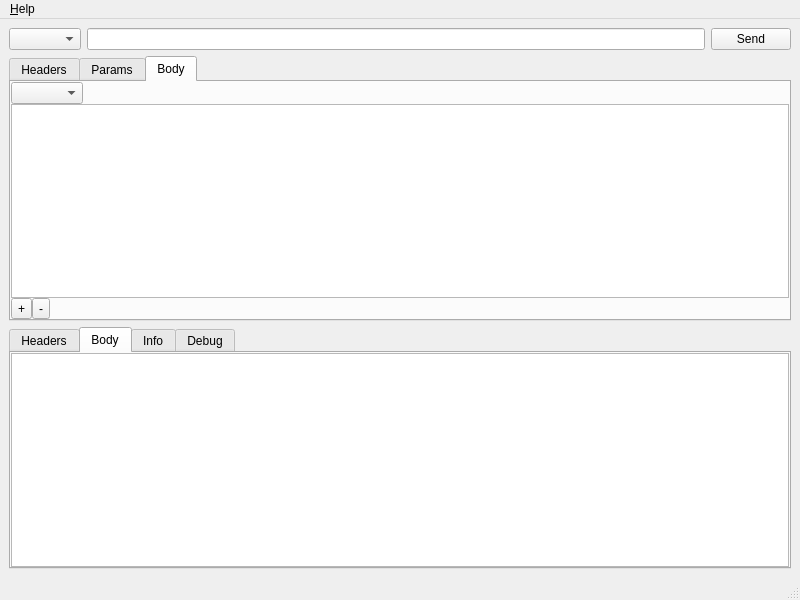
Before: the Qt Designer form src/main_window.ui in jesusha123/comet, drawn with Qt 5.
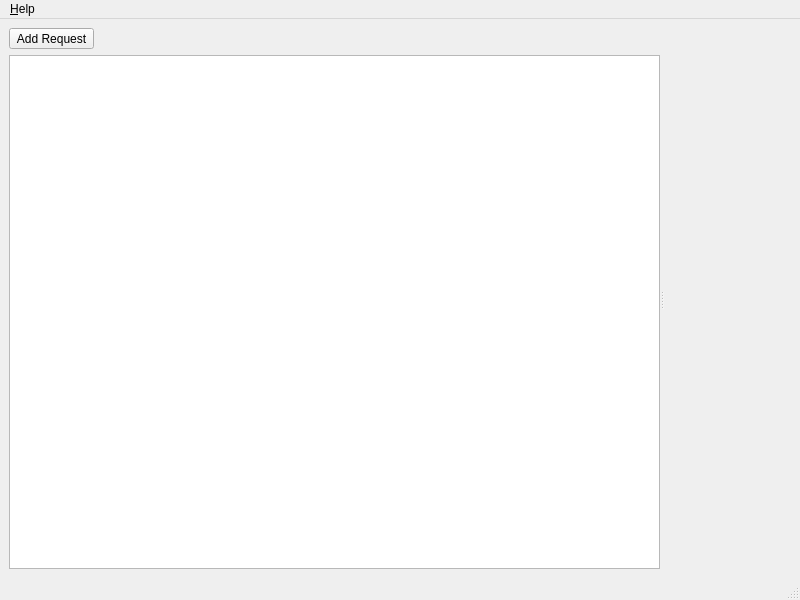
After: the same form once the commit is applied. The open tabs and pages were chosen to show the change. Custom widgets are drawn as their Qt base class.

```diff
--- a/src/main_window.ui
+++ b/src/main_window.ui
@@ -14,320 +14,47 @@
    <string>Comet</string>
   </property>
   <widget class="QWidget" name="centralwidget">
-   <layout class="QVBoxLayout" name="verticalLayout">
+   <layout class="QHBoxLayout" name="horizontalLayout">
     <item>
-     <layout class="QVBoxLayout" name="reqRespLayout">
-      <item>
-       <layout class="QHBoxLayout" name="horizontalLayout">
+     <widget class="QSplitter" name="splitter">
+      <property name="orientation">
+       <enum>Qt::Horizontal</enum>
+      </property>
+      <property name="childrenCollapsible">
+       <bool>false</bool>
+      </property>
+      <widget class="QWidget" name="verticalLayoutWidget">
+       <layout class="QVBoxLayout" name="verticalLayout">
         <item>
-         <widget class="MethodComboBox" name="methodComboBox"/>
-        </item>
-        <item>
-         <widget class="QLineEdit" name="urlLineEdit">
+         <widget class="QToolButton" name="addRequestButton">
           <property name="text">
-           <string/>
+           <string>Add Request</string>
           </property>
          </widget>
         </item>
         <item>
-         <widget class="QPushButton" name="sendButton">
-          <property name="text">
-           <string>Send</string>
-          </property>
-          <property name="shortcut">
-           <string>Ctrl+Return</string>
-          </property>
-         </widget>
+         <widget class="QTreeView" name="collectionView"/>
         </item>
        </layout>
-      </item>
-      <item>
-       <widget class="QTabWidget" name="requestTabWidget">
-        <property name="currentIndex">
-         <number>0</number>
-        </property>
-        <widget class="QWidget" name="headersTab">
-         <attribute name="title">
-          <string>Headers</string>
-         </attribute>
-         <layout class="QVBoxLayout" name="verticalLayout_2">
-          <property name="spacing">
-           <number>0</number>
-          </property>
-          <property name="leftMargin">
-           <number>0</number>
-          </property>
-          <property name="topMargin">
-           <number>0</number>
-          </property>
-          <property name="rightMargin">
-           <number>0</number>
-          </property>
-          <property name="bottomMargin">
-           <number>0</number>
-          </property>
-          <item>
-           <widget class="PropertyTableWidget" name="requestHeadersTableWidget"/>
-          </item>
-          <item>
-           <layout class="QHBoxLayout" name="reqHeaderButtonLayout">
-            <property name="spacing">
-             <number>0</number>
-            </property>
-            <item>
-             <widget class="QToolButton" name="addReqHeaderButton">
-              <property name="text">
-               <string>+</string>
-              </property>
-             </widget>
-            </item>
-            <item>
-             <widget class="QToolButton" name="removeReqHeaderButton">
-              <property name="text">
-               <string>-</string>
-              </property>
-             </widget>
-            </item>
-            <item>
-             <spacer name="horizontalSpacer">
-              <property name="orientation">
-               <enum>Qt::Horizontal</enum>
-              </property>
-              <property name="sizeHint" stdset="0">
-               <size>
-                <width>40</width>
-                <height>20</height>
-               </size>
-              </property>
-             </spacer>
-            </item>
-           </layout>
-          </item>
-         </layout>
-        </widget>
-        <widget class="QWidget" name="paramsTab">
-         <attribute name="title">
-          <string>Params</string>
-         </attribute>
-         <layout class="QVBoxLayout" name="verticalLayout_3">
-          <property name="spacing">
-           <number>0</number>
-          </property>
-          <property name="leftMargin">
-           <number>0</number>
-          </property>
-          <property name="topMargin">
-           <number>0</number>
-          </property>
-          <property name="rightMargin">
-           <number>0</number>
-          </property>
-          <property name="bottomMargin">
-           <number>0</number>
-          </property>
-          <item>
-           <widget class="PropertyTableWidget" name="requestParamsTableWidget"/>
-          </item>
-          <item>
-           <layout class="QHBoxLayout" name="horizontalLayout_2">
-            <property name="spacing">
-             <number>0</number>
-            </property>
-            <item>
-             <widget class="QToolButton" name="addReqParamButton">
-              <property name="text">
-               <string>+</string>
-              </property>
-             </widget>
-            </item>
-            <item>
-             <widget class="QToolButton" name="removeReqParamButton">
-              <property name="text">
-               <string>-</string>
-              </property>
-             </widget>
-            </item>
-            <item>
-             <spacer name="horizontalSpacer_2">
-              <property name="orientation">
-               <enum>Qt::Horizontal</enum>
-              </property>
-              <property name="sizeHint" stdset="0">
-               <size>
-                <width>40</width>
-                <height>20</height>
-               </size>
-              </property>
-             </spacer>
-            </item>
-           </layout>
-          </item>
-         </layout>
-        </widget>
-        <widget class="QWidget" name="bodyTab">
-         <attribute name="title">
-          <string>Body</string>
-         </attribute>
-         <layout class="QVBoxLayout" name="verticalLayout_4">
-          <property name="spacing">
-           <number>0</number>
-          </property>
-          <property name="leftMargin">
-           <number>0</number>
-          </property>
-          <property name="topMargin">
-           <number>0</number>
-          </property>
-          <property name="rightMargin">
-           <number>0</number>
-          </property>
-          <property name="bottomMargin">
-           <number>0</number>
-          </property>
-          <item>
-           <layout class="QHBoxLayout" name="horizontalLayout_3">
-            <item>
-             <widget class="ContentTypeComboBox" name="reqContentTypeComboBox"/>
-            </item>
-            <item>
-             <spacer name="horizontalSpacer_3">
-              <property name="orientation">
-               <enum>Qt::Horizontal</enum>
-              </property>
-              <property name="sizeHint" stdset="0">
-               <size>
-                <width>40</width>
-                <height>20</height>
-               </size>
-              </property>
-             </spacer>
-            </item>
-           </layout>
-          </item>
-          <item>
-           <widget class="QStackedWidget" name="reqBodyStackedWidget">
-            <property name="currentIndex">
-             <number>0</number>
-            </property>
-            <widget class="QWidget" name="page0"/>
-            <widget class="QWidget" name="page1">
-             <layout class="QGridLayout" name="gridLayout">
-              <property name="leftMargin">
-               <number>0</number>
-              </property>
-              <property name="topMargin">
-               <number>0</number>
-              </property>
-              <property name="rightMargin">
-               <number>0</number>
-              </property>
-              <property name="bottomMargin">
-               <number>0</number>
-              </property>
-              <property name="spacing">
-               <number>0</number>
-              </property>
-              <item row="0" column="0">
-               <widget class="QPlainTextEdit" name="reqBodyTextWidget"/>
-              </item>
-             </layout>
-            </widget>
-            <widget class="QWidget" name="page2">
-             <layout class="QVBoxLayout" name="verticalLayout_5">
-              <property name="spacing">
-               <number>0</number>
-              </property>
-              <property name="leftMargin">
-               <number>0</number>
-              </property>
-              <property name="topMargin">
-               <number>0</number>
-              </property>
-              <property name="rightMargin">
-               <number>0</number>
-              </property>
-              <property name="bottomMargin">
-               <number>0</number>
-              </property>
-              <item>
-               <widget class="PropertyTableWidget" name="reqBodyTableWidget"/>
-              </item>
-              <item>
-               <layout class="QHBoxLayout" name="horizontalLayout_4">
-                <property name="spacing">
-                 <number>0</number>
-                </property>
-                <item>
-                 <widget class="QToolButton" name="addReqBodyPropButton">
-                  <property name="text">
-                   <string>+</string>
-                  </property>
-                 </widget>
-                </item>
-                <item>
-                 <widget class="QToolButton" name="removeReqBodyPropButton">
-                  <property name="text">
-                   <string>-</string>
-                  </property>
-                 </widget>
-                </item>
-                <item>
-                 <spacer name="reqBodySpacer">
-                  <property name="orientation">
-                   <enum>Qt::Horizontal</enum>
-                  </property>
-                  <property name="sizeHint" stdset="0">
-                   <size>
-                    <width>40</width>
-                    <height>20</height>
-                   </size>
-                  </property>
-                 </spacer>
-                </item>
-               </layout>
-              </item>
-             </layout>
-            </widget>
-           </widget>
-          </item>
-         </layout>
-        </widget>
-       </widget>
-      </item>
-      <item>
-       <widget class="QTabWidget" name="responseTabWidget">
-        <property name="currentIndex">
-         <number>0</number>
-        </property>
-        <widget class="PropertyTableWidget" name="responseHeadersTableWidget">
-         <attribute name="title">
-          <string>Headers</string>
-         </attribute>
-        </widget>
-        <widget class="QPlainTextEdit" name="responseBodyPlainTextEdit">
-         <property name="readOnly">
-          <bool>true</bool>
-         </property>
-         <attribute name="title">
-          <string>Body</string>
-         </attribute>
-        </widget>
-        <widget class="PropertyTableWidget" name="infoTableWidget">
-         <attribute name="title">
-          <string>Info</string>
-         </attribute>
-        </widget>
-        <widget class="QPlainTextEdit" name="debugPlainTextEdit">
-         <property name="readOnly">
-          <bool>true</bool>
-         </property>
-         <attribute name="title">
-          <string>Debug</string>
-         </attribute>
-        </widget>
-       </widget>
-      </item>
-     </layout>
+      </widget>
+      <widget class="QTabWidget" name="tabWidget">
+       <property name="currentIndex">
+        <number>-1</number>
+       </property>
+       <property name="usesScrollButtons">
+        <bool>true</bool>
+       </property>
+       <property name="documentMode">
+        <bool>true</bool>
+       </property>
+       <property name="tabsClosable">
+        <bool>true</bool>
+       </property>
+       <property name="movable">
+        <bool>true</bool>
+       </property>
+      </widget>
+     </widget>
     </item>
    </layout>
   </widget>
@@ -355,23 +82,6 @@
    </property>
   </action>
  </widget>
- <customwidgets>
-  <customwidget>
-   <class>PropertyTableWidget</class>
-   <extends>QTableWidget</extends>
-   <header>PropertyTableWidget.h</header>
-  </customwidget>
-  <customwidget>
-   <class>MethodComboBox</class>
-   <extends>QComboBox</extends>
-   <header>MethodComboBox.h</header>
-  </customwidget>
-  <customwidget>
-   <class>ContentTypeComboBox</class>
-   <extends>QComboBox</extends>
-   <header>ContentTypeComboBox.h</header>
-  </customwidget>
- </customwidgets>
  <resources/>
  <connections/>
 </ui>
```
Left out of the diff: 2 changed lines with no effect on the pictures.
